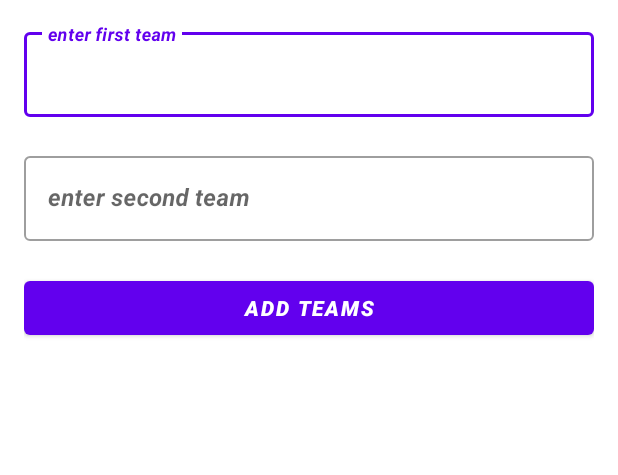
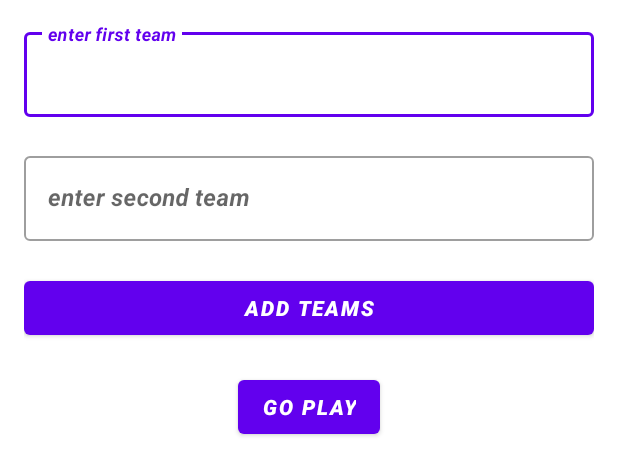
Before and after one commit to RomanSulymka/ProjectGameScore, an Android app: the layout activity_main.xml on its own in the app's theme, with its tools: preview values and no code run, on a phone screen of 412 x 824 dp. Shown: the top 475 px of the screen. Run offline under Robolectric (Android 15) with nearby library versions, the phone set to English and light mode, and no system bars.

Commit message:
added 'MainActivity.kt'

```diff
--- a/app/build.gradle
+++ b/app/build.gradle
@@ -1,6 +1,7 @@
 plugins {
     id 'com.android.application'
     id 'kotlin-android'
+    id 'kotlin-android-extensions'
 }
 
 android {
@@ -33,7 +34,6 @@ android {
 }
 
 dependencies {
-
     implementation "org.jetbrains.kotlin:kotlin-stdlib:$kotlin_version"
     implementation 'androidx.core:core-ktx:1.3.2'
     implementation 'androidx.appcompat:appcompat:1.2.0'
--- a/app/src/main/res/layout/activity_main.xml
+++ b/app/src/main/res/layout/activity_main.xml
@@ -13,8 +13,7 @@
         style="@style/Widget.MaterialComponents.TextInputLayout.OutlinedBox"
         android:layout_width="match_parent"
         android:layout_height="wrap_content"
-        app:errorEnabled="true"
-    >
+        app:errorEnabled="true">
 
         <com.google.android.material.textfield.TextInputEditText
             android:id="@+id/et_firstTeam"
@@ -52,4 +51,13 @@
         android:layout_height="wrap_content"
         android:text="Add teams"/>
 
+    <Button
+        android:id="@+id/btn_goToGame"
+        android:layout_width="wrap_content"
+        android:layout_height="wrap_content"
+        android:text="Go play"
+        android:layout_marginTop="18dp"
+        android:gravity="center"
+        android:layout_gravity="center"/>
+
 </LinearLayout>
```
Also changed, not shown: app/src/main/java/com/example/projectgamescore/MainActivity.kt (+57 -1 lines), app/src/main/res/layout/activity_winner_screen.xml (+6 -11 lines). Lines whose indentation alone changed are shown as unchanged.
